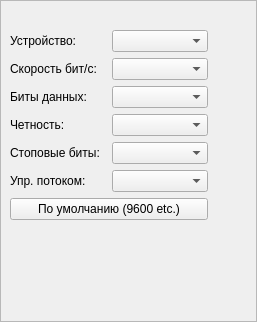
RinatB2017/mega_GIT, file Qt/lib/serial/serialbox/ui/serialbox.ui: the form before one commit.
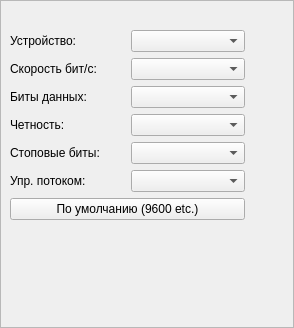
The form after the commit. Icons and pictures are not drawn.

The edit to the form file:
```diff
--- a/Qt/lib/serial/serialbox/ui/serialbox.ui
+++ b/Qt/lib/serial/serialbox/ui/serialbox.ui
@@ -6,8 +6,8 @@
    <rect>
     <x>0</x>
     <y>0</y>
-    <width>257</width>
-    <height>322</height>
+    <width>294</width>
+    <height>328</height>
    </rect>
   </property>
   <layout class="QHBoxLayout" name="horizontalLayout">
```
Left out of the diff: 10 changed lines with no effect on the pictures.
